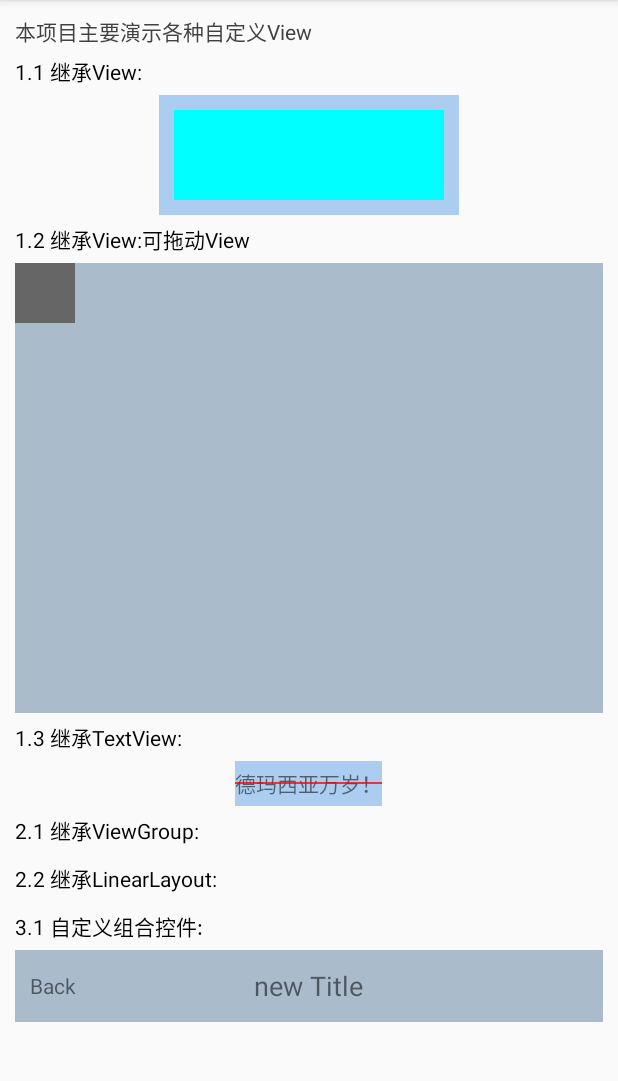
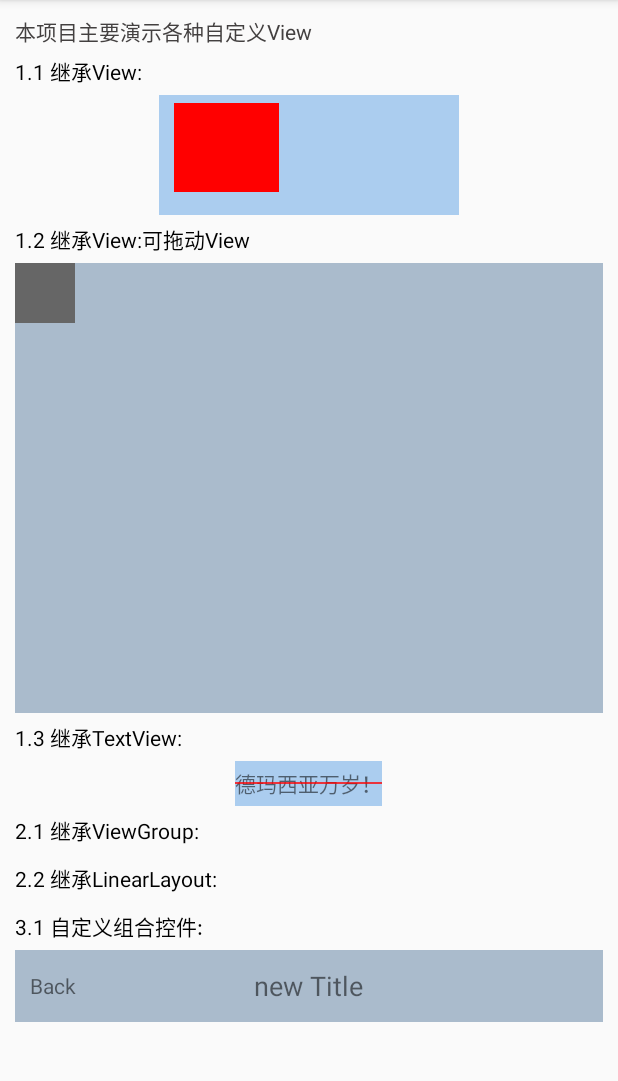
Before and after one commit to shaoshuai904/CustomView, an Android app: the screen it shows after launch (MainActivity), on a phone screen of 412 x 824 dp, the part 84-1165 px from its top. Run offline under Robolectric (Android 15) with nearby library versions, the phone set to English and light mode, and no system bars; our stand-ins replace data binding.

Commit message:
update RectView.

```diff
--- a/app/src/main/java/com/maple/customview/view/RectView.java
+++ /dev/null
@@ -1,94 +0,0 @@
-package com.maple.customview.view;
-
-import android.content.Context;
-import android.content.res.TypedArray;
-import android.graphics.Canvas;
-import android.graphics.Color;
-import android.graphics.Paint;
-import android.util.AttributeSet;
-import android.view.View;
-
-import com.maple.customview.R;
-
-/**
- * 自定义View继承View时，注意事项⚠️
- * 1、对 padding 进行处理
- * 2、对 wrap_content 进行处理,设置默认大小
- *
- * @author maple
- * @time 2019/1/14
- */
-public class RectView extends View {
-    private Paint mPaint = new Paint(Paint.ANTI_ALIAS_FLAG);
-    private int mColor = Color.RED;
-
-    public RectView(Context context) {
-        super(context);
-        initDraw();
-    }
-
-    public RectView(Context context, AttributeSet attrs) {
-        super(context, attrs);
-        TypedArray typedArray = context.obtainStyledAttributes(attrs, R.styleable.RectView);
-        mColor = typedArray.getColor(R.styleable.RectView_rect_color, mColor);// 获取自定义属性值
-        typedArray.recycle();// 及时回收资源
-        initDraw();
-    }
-
-    public RectView(Context context, AttributeSet attrs, int defStyleAttr) {
-        super(context, attrs, defStyleAttr);
-        initDraw();
-    }
-
-    public void initDraw() {
-        mPaint.setColor(mColor);// 设置颜色
-        mPaint.setStrokeWidth(1.5f);// 设置线宽度
-    }
-
-    final int defWidth = 60;
-    final int defHeight = 60;
-
-    @Override
-    protected void onMeasure(int widthMeasureSpec, int heightMeasureSpec) {
-        super.onMeasure(widthMeasureSpec, heightMeasureSpec);
-
-        int widthSize;
-        int heightSize;
-
-        // 计算width
-        if (MeasureSpec.getMode(widthMeasureSpec) == MeasureSpec.AT_MOST) {
-            // 如果width是wrap_content,则需要动态设置width的大小
-            int minWidth = getMinimumWidth();
-            widthSize = Math.max(minWidth, defWidth);
-        } else {
-            // 如果width是match_parent，则返回父容器宽度。
-            // 如果width是 xx dp,则返回具体的值。
-            widthSize = MeasureSpec.getSize(widthMeasureSpec);
-        }
-        // 计算height
-        if (MeasureSpec.getMode(heightMeasureSpec) == MeasureSpec.AT_MOST) {
-            // 如果height是任意大小，则设置为：defHeight
-            int minHeight = getMinimumHeight();
-            heightSize = Math.max(minHeight, defHeight);
-        } else {
-            heightSize = MeasureSpec.getSize(heightMeasureSpec);
-        }
-
-        setMeasuredDimension(widthSize, heightSize);
-    }
-
-    @Override
-    protected void onDraw(Canvas canvas) {
-        super.onDraw(canvas);
-        // 对padding值进行处理
-        int left = getPaddingLeft();
-        int right = getPaddingRight();
-        int top = getPaddingTop();
-        int bottom = getPaddingBottom();
-        // view实际大小
-        int width = getWidth() - left - right;
-        int height = getHeight() - top - bottom;
-        //
-        canvas.drawRect(0 + left, 0 + top, width + right, height + bottom, mPaint);
-    }
-}
--- /dev/null
+++ b/app/src/main/java/com/maple/customview/view/RectView.kt
@@ -0,0 +1,94 @@
+package com.maple.customview.view
+
+import android.content.Context
+import android.graphics.Canvas
+import android.graphics.Color
+import android.graphics.Paint
+import android.graphics.Rect
+import android.util.AttributeSet
+import android.view.View
+import com.maple.customview.R
+import kotlin.math.max
+
+/**
+ * 自定义View继承View时，注意事项⚠️
+ * 1、对 padding 进行处理
+ * 2、对 wrap_content 进行处理,设置默认大小
+ *
+ * @author maple
+ * @time 2019/1/14
+ */
+class RectView : View {
+    private val mPaint = Paint(Paint.ANTI_ALIAS_FLAG)
+    private var mColor = Color.RED
+    private var mRect = Rect()
+
+    private val defWidth = 60
+    private val defHeight = 60
+
+    constructor(context: Context) : super(context) {
+        initDraw()
+    }
+
+    constructor(context: Context, attrs: AttributeSet) : super(context, attrs) {
+        val typedArray = context.obtainStyledAttributes(attrs, R.styleable.RectView)
+        mColor = typedArray.getColor(R.styleable.RectView_rect_color, mColor)// 获取自定义属性值
+        typedArray.recycle()// 及时回收资源
+        initDraw()
+    }
+
+    constructor(context: Context, attrs: AttributeSet, defStyleAttr: Int) : super(context, attrs, defStyleAttr) {
+        initDraw()
+    }
+
+    private fun initDraw() {
+        mPaint.color = mColor// 设置颜色
+        mPaint.strokeWidth = 1.5f// 设置线宽度
+    }
+
+    override fun onMeasure(widthMeasureSpec: Int, heightMeasureSpec: Int) {
+        super.onMeasure(widthMeasureSpec, heightMeasureSpec)
+
+        // 计算width
+        val widthSize = if (MeasureSpec.getMode(widthMeasureSpec) == MeasureSpec.AT_MOST) {
+            // 如果width是wrap_content,则需要动态设置width的大小
+            max(minimumWidth, defWidth)
+        } else {
+            // 如果width是match_parent，则返回父容器宽度。
+            // 如果width是 xx dp,则返回具体的值。
+            MeasureSpec.getSize(widthMeasureSpec)
+        }
+        // 计算height
+        val heightSize = if (MeasureSpec.getMode(heightMeasureSpec) == MeasureSpec.AT_MOST) {
+            // 如果height是任意大小，则设置为：defHeight
+            max(minimumHeight, defHeight)
+        } else {
+            MeasureSpec.getSize(heightMeasureSpec)
+        }
+
+        setMeasuredDimension(widthSize, heightSize)
+    }
+
+    override fun onDraw(canvas: Canvas) {
+        super.onDraw(canvas)
+        // 画矩形
+        mRect.set(0 + paddingLeft,
+                0 + paddingTop,
+                width - paddingRight,
+                height - paddingBottom)
+        canvas.drawRect(mRect, mPaint)
+        // 画文本
+        mPaint.apply {
+            color = Color.RED
+            style = Paint.Style.FILL
+            textAlign = Paint.Align.CENTER
+            textSize = 50F
+        }
+        val font = mPaint.fontMetrics
+        val baseLineY = mRect.centerY() - font.top / 2 - font.bottom / 2
+        canvas.drawText("Hi",
+                mRect.centerX().toFloat(),
+                baseLineY,
+                mPaint)
+    }
+}
--- a/app/src/main/res/layout/activity_main.xml
+++ b/app/src/main/res/layout/activity_main.xml
@@ -32,7 +32,10 @@
                 android:layout_height="80dp"
                 android:background="#abcdef"
                 android:minWidth="150dp"
-                android:padding="10dp"
+                android:paddingLeft="10dp"
+                android:paddingTop="5dp"
+                android:paddingRight="120dp"
+                android:paddingBottom="15dp"
                 app:rect_color="#00ffff" />
 
             <TextView
```
